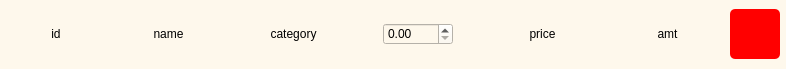
First picture: the form in menu/order/customWidget/displaywidget.ui, repository Anmol-A-jain/Dyner, before the edit.
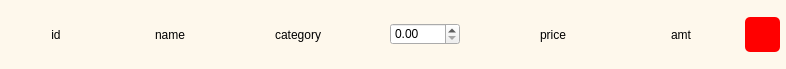
Second picture: the form after the edit.

```diff
--- a/menu/order/customWidget/displaywidget.ui
+++ b/menu/order/customWidget/displaywidget.ui
@@ -14,7 +14,9 @@
    <string>Form</string>
   </property>
   <property name="styleSheet">
-   <string notr="true">background-color: #fef8ec;</string>
+   <string notr="true">#displayWidget, #lblCategory, #lblId, #lblName, #lblPrice, #lblamt{
+	background-color: #fef8ec;
+}</string>
   </property>
   <layout class="QVBoxLayout" name="verticalLayout">
    <property name="spacing">
@@ -96,6 +98,12 @@
          <height>16777215</height>
         </size>
        </property>
+       <property name="styleSheet">
+        <string notr="true">#horizontalWidget
+{
+	background-color: #fef8ec;
+}</string>
+       </property>
        <layout class="QHBoxLayout" name="horizontalLayout_2">
         <property name="spacing">
          <number>0</number>
@@ -170,22 +178,21 @@
       <widget class="QPushButton" name="btnDelete">
        <property name="minimumSize">
         <size>
-         <width>50</width>
-         <height>50</height>
+         <width>35</width>
+         <height>35</height>
         </size>
        </property>
        <property name="maximumSize">
         <size>
-         <width>50</width>
-         <height>16777215</height>
+         <width>35</width>
+         <height>35</height>
         </size>
        </property>
        <property name="styleSheet">
-        <string notr="true">#btnDelete{
-	
+        <string notr="true">
 	background-color: rgb(255, 0, 0);
 	border-radius:5px;
-}</string>
+</string>
        </property>
        <property name="text">
         <string/>
```
